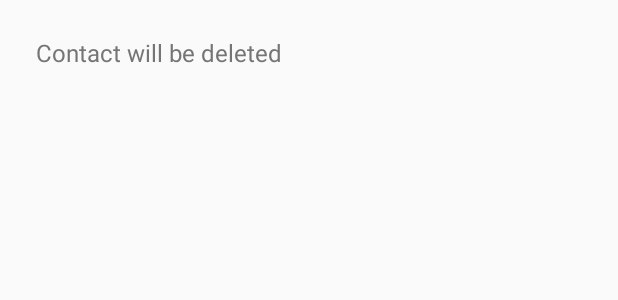
After one commit to OlhaTymoshenko/phone_book, an Android app: the layout fragment_dialog_delete_contact.xml on its own in the app's theme, with its tools: preview values and no code run, on a phone screen of 412 x 824 dp. The commit adds this screen. Shown: the top 300 px of the screen. Run offline under Robolectric (Android 15) with nearby library versions, the phone set to English and light mode, and no system bars.

Commit message:
Delete contact

```diff
--- a/app/src/main/AndroidManifest.xml
+++ b/app/src/main/AndroidManifest.xml
@@ -39,6 +39,10 @@
             android:name=".EditContactService"
             android:exported="false">
         </service>
+        <service
+            android:name=".DeleteContactService"
+            android:exported="false">
+        </service>
     </application>
 
 </manifest>
--- /dev/null
+++ b/app/src/main/res/layout/fragment_dialog_delete_contact.xml
@@ -0,0 +1,16 @@
+<?xml version="1.0" encoding="utf-8"?>
+<LinearLayout
+    xmlns:android="http://schemas.android.com/apk/res/android"
+    android:layout_width="wrap_content"
+    android:layout_height="wrap_content"
+    android:orientation="vertical">
+
+    <TextView
+        android:id="@+id/delete_contact_text_view"
+        android:layout_width="wrap_content"
+        android:layout_height="wrap_content"
+        android:layout_margin="@dimen/dialog_margin"
+        android:text="@string/dialog_delete_contact"
+        style="@style/DialogTextFont"/>
+
+</LinearLayout>
--- a/app/src/main/res/values/dimens.xml
+++ b/app/src/main/res/values/dimens.xml
@@ -5,4 +5,5 @@
     <dimen name="fab_margin">16dp</dimen>
     <dimen name="app_bar_height">180dp</dimen>
     <dimen name="text_margin">16dp</dimen>
+    <dimen name="dialog_margin">24dp</dimen>
 </resources>
--- a/app/src/main/res/values/strings.xml
+++ b/app/src/main/res/values/strings.xml
@@ -13,4 +13,7 @@
     <string name="error_invalid_phone">Invalid phone number</string>
     <string name="error_short_last_name">Last name is too short</string>
     <string name="error_short_name">Name is too short</string>
+    <string name="dialog_delete_contact">Contact will be deleted</string>
+    <string name="button_ok">OK</string>
+    <string name="button_cancel">Cancel</string>
 </resources>
--- a/app/src/main/res/values/styles.xml
+++ b/app/src/main/res/values/styles.xml
@@ -22,4 +22,9 @@
         <item name="android:textSize">16sp</item>
     </style>
 
+    <style name="DialogTextFont" parent="@android:style/TextAppearance">
+        <item name="android:textColor">@color/colorSecondaryText</item>
+        <item name="android:textSize">16sp</item>
+    </style>
+
 </resources>
```
Also changed, not shown: app/src/main/java/ua/com/amicablesoft/phonebook/DeleteContactDialogFragment.java (added, +53 -0 lines), app/src/main/java/ua/com/amicablesoft/phonebook/DeleteContactService.java (added, +24 -0 lines), app/src/main/java/ua/com/amicablesoft/phonebook/EditContactActivity.java (+12 -3 lines), app/src/main/java/ua/com/amicablesoft/phonebook/dal/Repository.java (+8 -0 lines).
